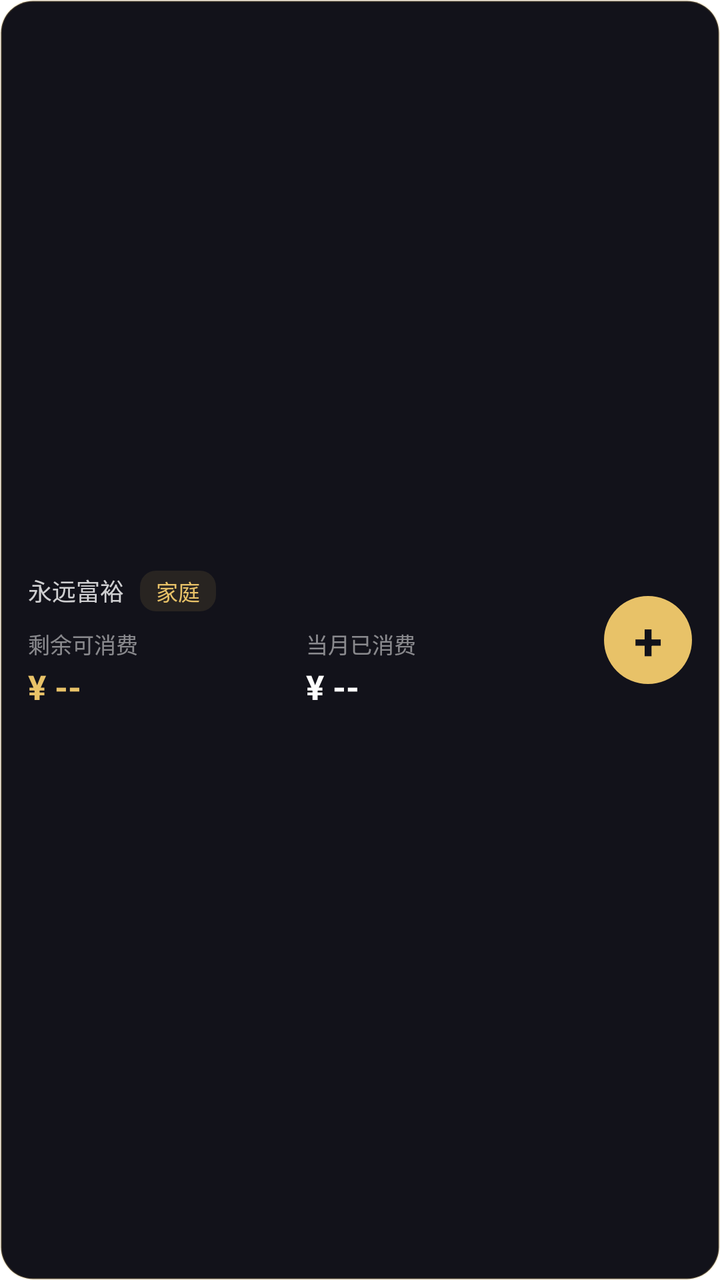
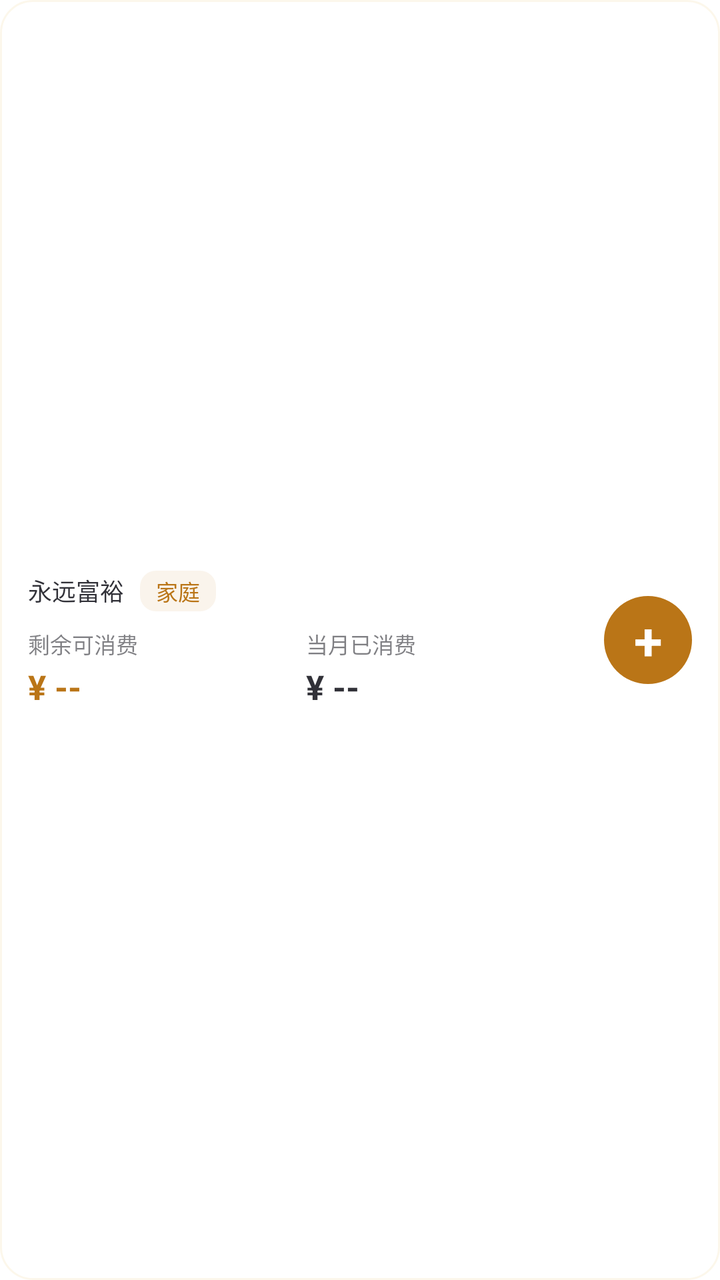

Compare the two renders of this Android layout. The source of the first and the diff that turns it into the second are given below.
<!-- AndroidManifest.xml: fallback theme Theme.MaterialComponents.DayNight.NoActionBar -->
<!-- res/layout/widget_finance.xml -->
<?xml version="1.0" encoding="utf-8"?>
<LinearLayout xmlns:android="http://schemas.android.com/apk/res/android"
    android:id="@+id/widget_root"
    android:layout_width="match_parent"
    android:layout_height="match_parent"
    android:background="@drawable/widget_background"
    android:gravity="center_vertical"
    android:orientation="horizontal"
    android:padding="14dp">

    
    <LinearLayout
        android:layout_width="0dp"
        android:layout_height="wrap_content"
        android:layout_weight="1"
        android:orientation="vertical">

        <LinearLayout
            android:layout_width="wrap_content"
            android:layout_height="wrap_content"
            android:orientation="horizontal">

            <TextView
                android:layout_width="wrap_content"
                android:layout_height="wrap_content"
                android:text="永远富裕"
                android:textColor="#CCFFFFFF"
                android:textSize="12sp" />

            
            <TextView
                android:id="@+id/widget_scope"
                android:layout_width="wrap_content"
                android:layout_height="wrap_content"
                android:layout_marginStart="8dp"
                android:background="@drawable/widget_scope_chip"
                android:paddingStart="8dp"
                android:paddingTop="2dp"
                android:paddingEnd="8dp"
                android:paddingBottom="2dp"
                android:text="家庭"
                android:textColor="#FFE8C268"
                android:textSize="11sp" />
        </LinearLayout>

        <LinearLayout
            android:layout_width="match_parent"
            android:layout_height="wrap_content"
            android:layout_marginTop="8dp"
            android:orientation="horizontal">

            <LinearLayout
                android:layout_width="0dp"
                android:layout_height="wrap_content"
                android:layout_weight="1"
                android:orientation="vertical">

                <TextView
                    android:layout_width="wrap_content"
                    android:layout_height="wrap_content"
                    android:text="剩余可消费"
                    android:textColor="#80FFFFFF"
                    android:textSize="11sp" />

                <TextView
                    android:id="@+id/widget_consumable"
                    android:layout_width="wrap_content"
                    android:layout_height="wrap_content"
                    android:layout_marginTop="2dp"
                    android:text="¥ --"
                    android:textColor="#FFE8C268"
                    android:textSize="17sp"
                    android:textStyle="bold" />
            </LinearLayout>

            <LinearLayout
                android:layout_width="0dp"
                android:layout_height="wrap_content"
                android:layout_weight="1"
                android:orientation="vertical">

                <TextView
                    android:layout_width="wrap_content"
                    android:layout_height="wrap_content"
                    android:text="当月已消费"
                    android:textColor="#80FFFFFF"
                    android:textSize="11sp" />

                <TextView
                    android:id="@+id/widget_spent"
                    android:layout_width="wrap_content"
                    android:layout_height="wrap_content"
                    android:layout_marginTop="2dp"
                    android:text="¥ --"
                    android:textColor="#FFFFFFFF"
                    android:textSize="17sp"
                    android:textStyle="bold" />
            </LinearLayout>
        </LinearLayout>
    </LinearLayout>

    
    <TextView
        android:id="@+id/widget_add"
        android:layout_width="44dp"
        android:layout_height="44dp"
        android:layout_marginStart="10dp"
        android:background="@drawable/widget_add_btn"
        android:gravity="center"
        android:text="+"
        android:textColor="#FF12121A"
        android:textSize="26sp"
        android:textStyle="bold" />
</LinearLayout>
<!-- resources referenced by this layout -->
<resources>
  <!-- drawable widget_add_btn (drawable) -->
  <?xml version="1.0" encoding="utf-8"?>
  <shape xmlns:android="http://schemas.android.com/apk/res/android"
      android:shape="oval">
      <solid android:color="#FFE8C268" />
  </shape>
  <!-- drawable widget_background (drawable) -->
  <?xml version="1.0" encoding="utf-8"?>
  <shape xmlns:android="http://schemas.android.com/apk/res/android"
      android:shape="rectangle">
      <solid android:color="#FF12121A" />
      <corners android:radius="16dp" />
      <stroke
          android:width="1dp"
          android:color="#33E8C268" />
  </shape>
  <!-- drawable widget_scope_chip (drawable) -->
  <?xml version="1.0" encoding="utf-8"?>
  <shape xmlns:android="http://schemas.android.com/apk/res/android"
      android:shape="rectangle">
      <solid android:color="#1AE8C268" />
      <corners android:radius="8dp" />
  </shape>
</resources>

<!-- the commit's change to res/layout/widget_finance.xml (unified diff, before → after) -->
@@ -24,7 +24,7 @@
                 android:layout_width="wrap_content"
                 android:layout_height="wrap_content"
                 android:text="永远富裕"
-                android:textColor="#CCFFFFFF"
+                android:textColor="@color/widget_title"
                 android:textSize="12sp" />
 
             
@@ -39,7 +39,7 @@
                 android:paddingEnd="8dp"
                 android:paddingBottom="2dp"
                 android:text="家庭"
-                android:textColor="#FFE8C268"
+                android:textColor="@color/widget_accent"
                 android:textSize="11sp" />
         </LinearLayout>
 
@@ -59,7 +59,7 @@
                     android:layout_width="wrap_content"
                     android:layout_height="wrap_content"
                     android:text="剩余可消费"
-                    android:textColor="#80FFFFFF"
+                    android:textColor="@color/widget_label"
                     android:textSize="11sp" />
 
                 <TextView
@@ -68,7 +68,7 @@
                     android:layout_height="wrap_content"
                     android:layout_marginTop="2dp"
                     android:text="¥ --"
-                    android:textColor="#FFE8C268"
+                    android:textColor="@color/widget_accent"
                     android:textSize="17sp"
                     android:textStyle="bold" />
             </LinearLayout>
@@ -83,7 +83,7 @@
                     android:layout_width="wrap_content"
                     android:layout_height="wrap_content"
                     android:text="当月已消费"
-                    android:textColor="#80FFFFFF"
+                    android:textColor="@color/widget_label"
                     android:textSize="11sp" />
 
                 <TextView
@@ -92,7 +92,7 @@
                     android:layout_height="wrap_content"
                     android:layout_marginTop="2dp"
                     android:text="¥ --"
-                    android:textColor="#FFFFFFFF"
+                    android:textColor="@color/widget_value"
                     android:textSize="17sp"
                     android:textStyle="bold" />
             </LinearLayout>
@@ -108,7 +108,7 @@
         android:background="@drawable/widget_add_btn"
         android:gravity="center"
         android:text="+"
-        android:textColor="#FF12121A"
+        android:textColor="@color/widget_add_fg"
         android:textSize="26sp"
         android:textStyle="bold" />
 </LinearLayout>
<!-- resource entries referenced after the edit -->
@@ -1,27 +1,36 @@
 <!-- resources referenced by this layout -->
 <resources>
+  <color name="widget_accent">#BA7517</color>
+  <color name="widget_add_fg">#FFFFFFFF</color>
+  <color name="widget_label">#8A12121A</color>
+  <color name="widget_title">#DE12121A</color>
+  <color name="widget_value">#DE12121A</color>
   <!-- drawable widget_add_btn (drawable) -->
   <?xml version="1.0" encoding="utf-8"?>
   <shape xmlns:android="http://schemas.android.com/apk/res/android"
       android:shape="oval">
-      <solid android:color="#FFE8C268" />
+      <solid android:color="@color/widget_add_bg" />
   </shape>
   <!-- drawable widget_background (drawable) -->
   <?xml version="1.0" encoding="utf-8"?>
   <shape xmlns:android="http://schemas.android.com/apk/res/android"
       android:shape="rectangle">
-      <solid android:color="#FF12121A" />
+      <solid android:color="@color/widget_bg" />
       <corners android:radius="16dp" />
       <stroke
           android:width="1dp"
-          android:color="#33E8C268" />
+          android:color="@color/widget_border" />
   </shape>
   <!-- drawable widget_scope_chip (drawable) -->
   <?xml version="1.0" encoding="utf-8"?>
   <shape xmlns:android="http://schemas.android.com/apk/res/android"
       android:shape="rectangle">
-      <solid android:color="#1AE8C268" />
+      <solid android:color="@color/widget_chip_bg" />
       <corners android:radius="8dp" />
   </shape>
+  <color name="widget_add_bg">#FFBA7517</color>
+  <color name="widget_bg">#FFFFFFFF</color>
+  <color name="widget_border">#22E8C268</color>
+  <color name="widget_chip_bg">#14BA7517</color>
 </resources>
 
